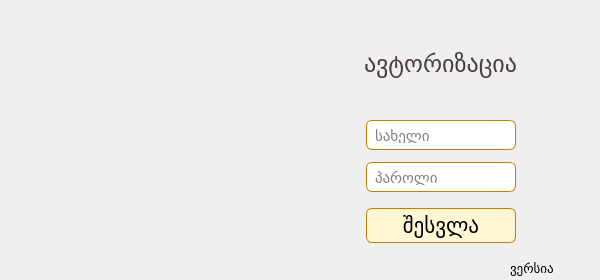
Old version of the form ui/login.ui in the repository bekashvelidze/renew-commercial.
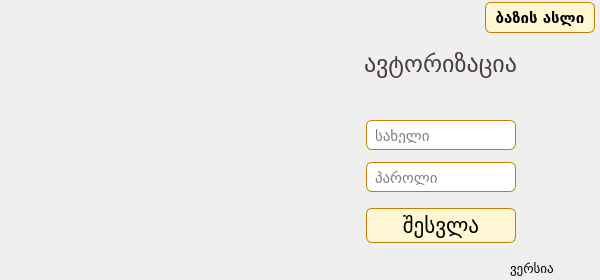
New version of the form. Icons and pictures are not drawn.

Commit message: added database backup functionality

```diff
--- a/ui/login.ui
+++ b/ui/login.ui
@@ -158,6 +158,31 @@
      <string>ვერსია</string>
     </property>
    </widget>
+   <widget class="QPushButton" name="database_backup">
+    <property name="geometry">
+     <rect>
+      <x>485</x>
+      <y>2</y>
+      <width>110</width>
+      <height>31</height>
+     </rect>
+    </property>
+    <property name="font">
+     <font>
+      <family>BPG Nino Mtavruli</family>
+      <pointsize>11</pointsize>
+      <weight>75</weight>
+      <bold>true</bold>
+     </font>
+    </property>
+    <property name="text">
+     <string>ბაზის ასლი</string>
+    </property>
+    <property name="icon">
+     <iconset resource="../res.qrc">
+      <normaloff>:/icon/icons/database_b.svg</normaloff>:/icon/icons/database_b.svg</iconset>
+    </property>
+   </widget>
   </widget>
  </widget>
  <resources/>
```
Left out of the diff: 4 changed lines with no effect on the pictures. The commit also changes 5 other files.
